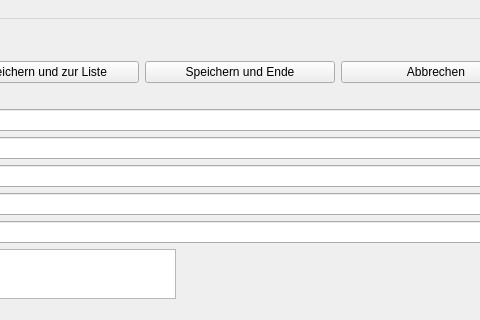
Schachigel/DKV2, file DKV2/mainwindow.ui: the form before one commit; both pictures show x 269 to 749 and y 0 to 320 of the 909 by 567 pixel window.
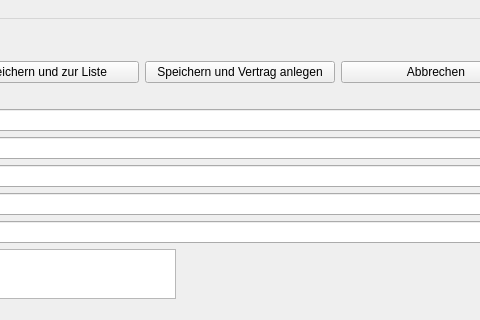
The form after the commit. The open tabs and pages were chosen to show the change.

Commit message: neue Funktion: Kreditgeber speichern und zu Vertrag

```diff
--- a/DKV2/mainwindow.ui
+++ b/DKV2/mainwindow.ui
@@ -117,7 +117,7 @@
              <string>Der Datensatz wird gespeichert und die Eingabe neuer DK Geber wird beendet</string>
             </property>
             <property name="text">
-             <string>Speichern und Ende</string>
+             <string>Speichern und Vertrag anlegen</string>
             </property>
            </widget>
           </item>
```
Left out of the diff: 2 changed lines with no effect on the pictures. The commit also changes 2 other files.
